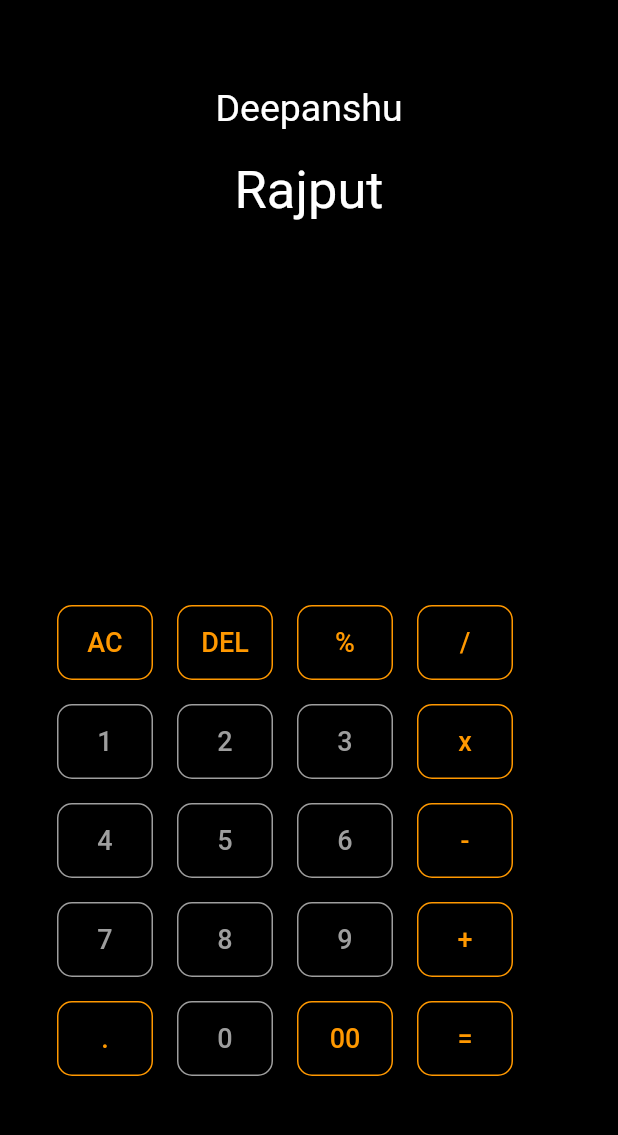
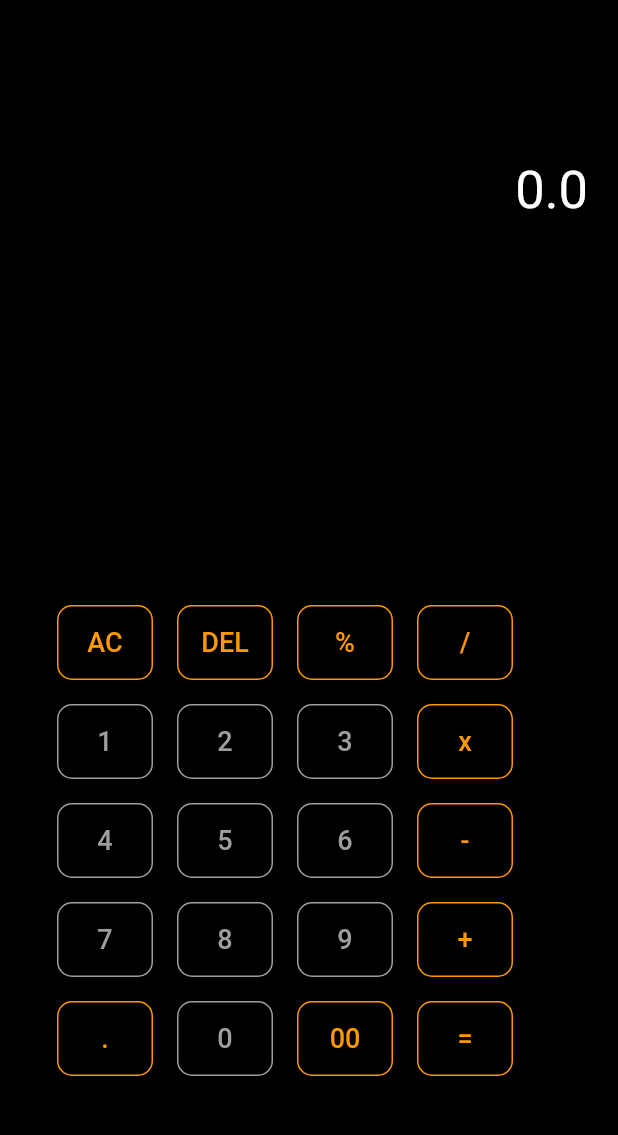
Before and after one commit to deepi-badshah/Calculator, a Flutter app: the screen it shows after launch, on a phone screen of 412 x 824 dp, the part 73-1208 px from its top. Run offline on Flutter 3.47's test engine with Material 2 defaults, Android fonts, the phone set to English and light mode, and no system bars; our stand-ins replace math_expressions; Roboto replaces fonts that are missing (Rubik Burned); project files that could hold a hidden picture were left out.

```diff
--- a/lib/main.dart
+++ b/lib/main.dart
@@ -1,5 +1,6 @@
 import 'package:basic_calculator/my_button.dart';
 import 'package:flutter/material.dart';
+import 'package:math_expressions/math_expressions.dart';
 
 void main() {
   runApp(MyApp());
@@ -13,9 +14,9 @@ class MyApp extends StatefulWidget {
 }
 
 class _MyAppState extends State<MyApp> {
-  var userInput = 'Deepanshu';
+  var userInput = '';
 
-  var answer = 'Rajput';
+  double answer = 0.0;
 
   @override
   Widget build(BuildContext context) {
@@ -38,24 +39,35 @@ class _MyAppState extends State<MyApp> {
         ),
         body: Column(children: [
           Padding(
-            padding: const EdgeInsets.symmetric(horizontal: 30, vertical: 50),
+            padding: const EdgeInsets.symmetric(horizontal: 20, vertical: 50),
             child: Expanded(
               flex: 2,
-              child: Center(
-                child: Column(children: [
-                  Text(
+              child: Column(
+                  mainAxisAlignment: MainAxisAlignment.end,
+                  crossAxisAlignment: CrossAxisAlignment.end,
+                  children: [
+                    Align(
+                      alignment: Alignment.bottomRight,
+                      child: Text(
                         userInput.toString(),
-                    style: const TextStyle(color: Colors.white, fontSize: 25),
+                        textAlign: TextAlign.end,
+                        style:
+                            const TextStyle(color: Colors.white, fontSize: 25),
+                      ),
                     ),
                     const SizedBox(
                       height: 20,
                     ),
-                  Text(
+                    Align(
+                      alignment: Alignment.bottomRight,
+                      child: Text(
                         answer.toString(),
-                    style: const TextStyle(color: Colors.white, fontSize: 35),
+                        textAlign: TextAlign.end,
+                        style:
+                            const TextStyle(color: Colors.white, fontSize: 35),
+                      ),
                     ),
                   ]),
-              ),
             ),
           ),
           Expanded(
@@ -67,42 +79,182 @@ class _MyAppState extends State<MyApp> {
                 children: [
                   Row(
                     children: [
-                      MyButton(content: 'AC', hcolor: Colors.orange),
-                      MyButton(content: 'DEL', hcolor: Colors.orange),
-                      MyButton(content: '%', hcolor: Colors.orange),
-                      MyButton(content: '/', hcolor: Colors.orange),
+                      MyButton(
+                        content: 'AC',
+                        hcolor: Colors.orange,
+                        press: () {
+                          userInput = '';
+                          answer = 0.0;
+                          setState(() {});
+                        },
+                      ),
+                      MyButton(
+                        content: 'DEL',
+                        hcolor: Colors.orange,
+                        press: () {
+                          userInput =
+                              userInput.substring(0, userInput.length - 1);
+                          setState(() {});
+                        },
+                      ),
+                      MyButton(
+                        content: '%',
+                        hcolor: Colors.orange,
+                        press: () {
+                          userInput += '%';
+                          setState(() {});
+                        },
+                      ),
+                      MyButton(
+                        content: '/',
+                        hcolor: Colors.orange,
+                        press: () {
+                          userInput += '/';
+                          setState(() {});
+                        },
+                      ),
                     ],
                   ),
                   Row(
                     children: [
-                      MyButton(content: '1', hcolor: Colors.grey),
-                      MyButton(content: '2', hcolor: Colors.grey),
-                      MyButton(content: '3', hcolor: Colors.grey),
-                      MyButton(content: 'x', hcolor: Colors.orange),
+                      MyButton(
+                        content: '1',
+                        hcolor: Colors.grey,
+                        press: () {
+                          userInput += '1';
+                          setState(() {});
+                        },
+                      ),
+                      MyButton(
+                        content: '2',
+                        hcolor: Colors.grey,
+                        press: () {
+                          userInput += '2';
+                          setState(() {});
+                        },
+                      ),
+                      MyButton(
+                        content: '3',
+                        hcolor: Colors.grey,
+                        press: () {
+                          userInput += '3';
+                          setState(() {});
+                        },
+                      ),
+                      MyButton(
+                        content: 'x',
+                        hcolor: Colors.orange,
+                        press: () {
+                          userInput += 'x';
+                          setState(() {});
+                        },
+                      ),
                     ],
                   ),
                   Row(
                     children: [
-                      MyButton(content: '4', hcolor: Colors.grey),
-                      MyButton(content: '5', hcolor: Colors.grey),
-                      MyButton(content: '6', hcolor: Colors.grey),
-                      MyButton(content: '-', hcolor: Colors.orange),
+                      MyButton(
+                        content: '4',
+                        hcolor: Colors.grey,
+                        press: () {
+                          userInput += '4';
+                          setState(() {});
+                        },
+                      ),
+                      MyButton(
+                        content: '5',
+                        hcolor: Colors.grey,
+                        press: () {
+                          userInput += '5';
+                          setState(() {});
+                        },
+                      ),
+                      MyButton(
+                        content: '6',
+                        hcolor: Colors.grey,
+                        press: () {
+                          userInput += '6';
+                          setState(() {});
+                        },
+                      ),
+                      MyButton(
+                        content: '-',
+                        hcolor: Colors.orange,
+                        press: () {
+                          userInput += '-';
+                          setState(() {});
+                        },
+                      ),
                     ],
                   ),
                   Row(
                     children: [
-                      MyButton(content: '7', hcolor: Colors.grey),
-                      MyButton(content: '8', hcolor: Colors.grey),
-                      MyButton(content: '9', hcolor: Colors.grey),
-                      MyButton(content: '+', hcolor: Colors.orange),
+                      MyButton(
+                        content: '7',
+                        hcolor: Colors.grey,
+                        press: () {
+                          userInput += '7';
+                          setState(() {});
+                        },
+                      ),
+                      MyButton(
+                        content: '8',
+                        hcolor: Colors.grey,
+                        press: () {
+                          userInput += '8';
+                          setState(() {});
+                        },
+                      ),
+                      MyButton(
+                        content: '9',
+                        hcolor: Colors.grey,
+                        press: () {
+                          userInput += '1';
+                          setState(() {});
+                        },
+                      ),
+                      MyButton(
+                        content: '+',
+                        hcolor: Colors.orange,
+                        press: () {
+                          userInput += '+';
+                          setState(() {});
+                        },
+                      ),
                     ],
                   ),
                   Row(
                     children: [
-                      MyButton(content: '.', hcolor: Colors.orange),
-                      MyButton(content: '0', hcolor: Colors.grey),
-                      MyButton(content: '00', hcolor: Colors.orange),
-                      MyButton(content: '=', hcolor: Colors.orange),
+                      MyButton(
+                        content: '.',
+                        hcolor: Colors.orange,
+                        press: () {
+                          userInput += '.';
+                          setState(() {});
+                        },
+                      ),
+                      MyButton(
+                          content: '0',
+                          hcolor: Colors.grey,
+                          press: () {
+                            userInput += '0';
+                            setState(() {});
+                          }),
+                      MyButton(
+                          content: '00',
+                          hcolor: Colors.orange,
+                          press: () {
+                            userInput += '00';
+                            setState(() {});
+                          }),
+                      MyButton(
+                        content: '=',
+                        hcolor: Colors.orange,
+                        press: () {
+                          answer = equalPress(userInput);
+                          setState(() {});
+                        },
+                      ),
                     ],
                   ),
                 ],
@@ -115,3 +267,15 @@ class _MyAppState extends State<MyApp> {
     );
   }
 }
+
+double equalPress(String userInput) {
+  String finalIn = userInput;
+  finalIn = userInput.replaceAll('x', '*');
+
+  Parser p = Parser();
+  Expression exp = p.parse(finalIn);
+  ContextModel cm = ContextModel();
+
+  double eval = exp.evaluate(EvaluationType.REAL, cm);
+  return eval;
+}
--- a/lib/my_button.dart
+++ b/lib/my_button.dart
@@ -1,11 +1,12 @@
 import 'package:flutter/material.dart';
-import 'package:basic_calculator/main.dart';
 
 class MyButton extends StatelessWidget {
   var content = '';
   Color hcolor = Colors.black;
+  final VoidCallback press;
   MyButton({
     super.key,
+    required this.press,
     required this.content,
     required this.hcolor,
   });
@@ -15,14 +16,11 @@ class MyButton extends StatelessWidget {
     return Padding(
       padding: const EdgeInsets.all(8.0),
       child: OutlinedButton(
-          onPressed: (() {
-            //userInput += '5';
-          }),
+          onPressed: () => press(),
           style: OutlinedButton.styleFrom(
               fixedSize: const Size(10, 50),
               shape: RoundedRectangleBorder(
                   borderRadius: BorderRadius.circular(10)),
-              //foregroundColor: Colors.white,
               side: BorderSide(color: hcolor)),
           child: Text(
             content,
--- a/pubspec.yaml
+++ b/pubspec.yaml
@@ -33,9 +33,11 @@ dependencies:
     sdk: flutter
 
 
+
   # The following adds the Cupertino Icons font to your application.
   # Use with the CupertinoIcons class for iOS style icons.
   cupertino_icons: ^1.0.2
+  math_expressions: ^2.3.1
 
 dev_dependencies:
   flutter_test:
```
Also changed, not shown: pubspec.lock, 1 other file. Lines whose indentation alone changed are shown as unchanged.
